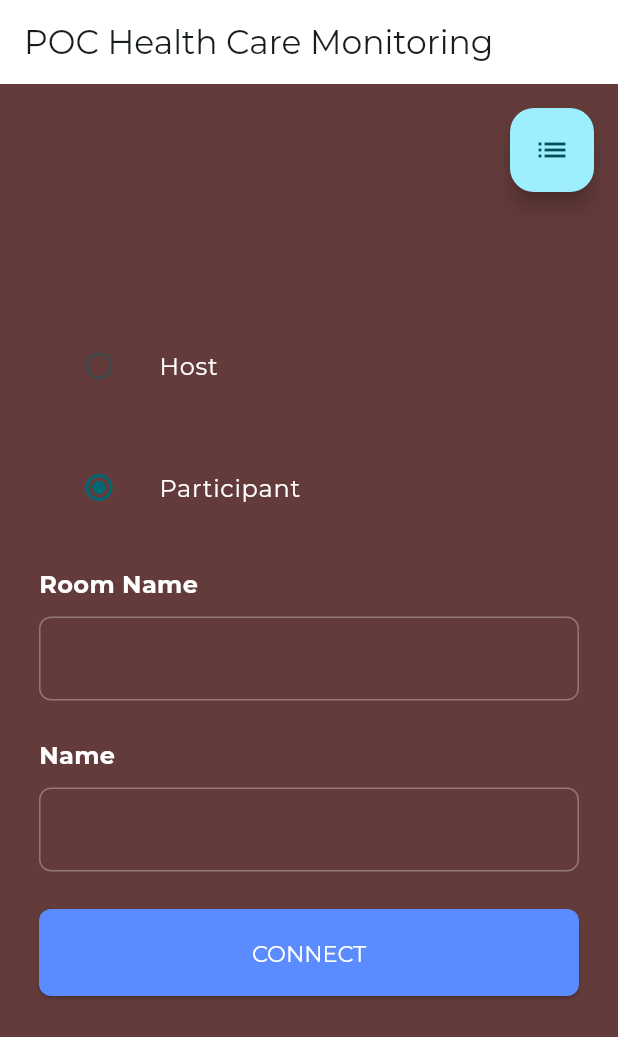
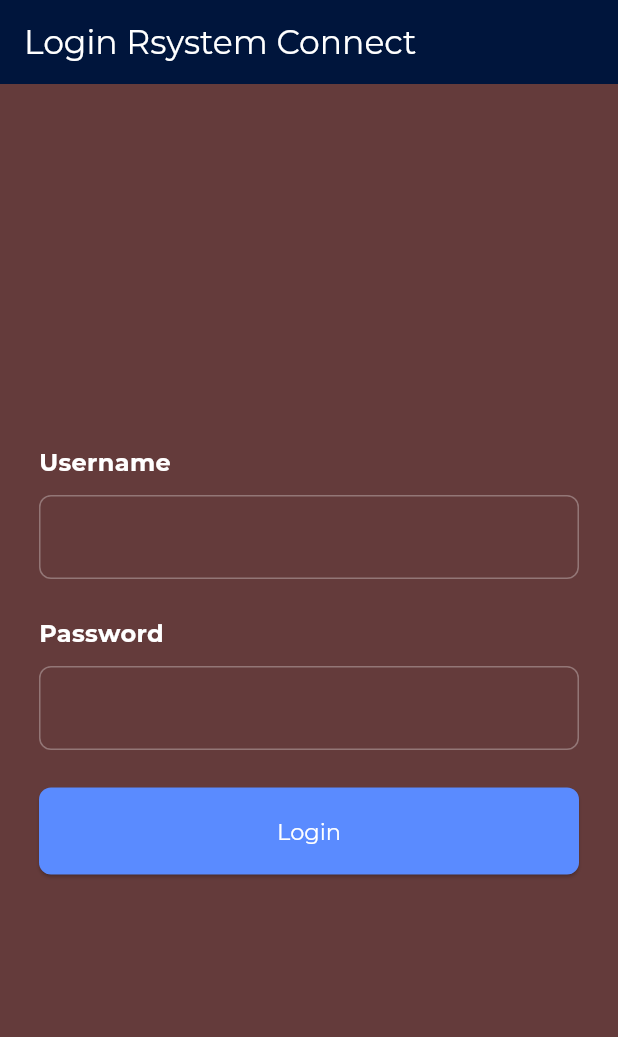
Before and after one commit to rsysganeshpatwa/Client_Flutter_web_livekit, a Flutter app: the screen it shows after launch, on a phone screen of 412 x 824 dp. Shown: the top 1037 px of the screen. Run offline on Flutter 3.47's test engine with Material 3 defaults, Android fonts, the phone set to English and light mode, and no system bars; our stand-ins replace dropdown_button2, flutter_dotenv, get_it, google_fonts, permission_handler, shared_preferences; missing offline and left inert: dart:js_interop, flutter_background, flutter_webrtc, flutter_window_close, livekit_client.

Commit message:
login page added

```diff
--- a/lib/main.dart
+++ b/lib/main.dart
@@ -4,9 +4,9 @@ import 'package:flutter_window_close/flutter_window_close.dart';
 import 'package:livekit_client/livekit_client.dart';
 import 'package:logging/logging.dart';
 import 'package:intl/intl.dart';
+import 'package:video_meeting_room/pages/login.dart';
 import 'package:video_meeting_room/service_locator.dart';
 import 'package:video_meeting_room/theme.dart';
-import 'pages/connect.dart';
 import 'utils.dart';
 
 
@@ -55,8 +55,8 @@ class LiveKitExampleApp extends StatelessWidget {
 
   @override
   Widget build(BuildContext context) => MaterialApp(
-        title: 'POC Live kit',
+        title: 'R Systems Connect',
         theme: LiveKitTheme().buildThemeData(context),
-        home: const ConnectPage(),
+        home:  LoginPage(),
       );
 }
--- /dev/null
+++ b/lib/pages/login.dart
@@ -0,0 +1,135 @@
+import 'package:flutter/material.dart';
+import 'package:shared_preferences/shared_preferences.dart';
+import 'package:video_meeting_room/pages/connect.dart';
+import 'package:video_meeting_room/widgets/text_field.dart';
+
+class LoginPage extends StatefulWidget {
+  @override
+  _LoginPageState createState() => _LoginPageState();
+}
+
+class _LoginPageState extends State<LoginPage> {
+  final TextEditingController _usernameController = TextEditingController();
+  final TextEditingController _passwordController = TextEditingController();
+
+  // Local variables for username and password validation
+  final String _validUsername = 'admin';
+  final String _validPassword = 'admin';
+  late SharedPreferences prefs;
+
+  @override
+  void initState() {
+    super.initState();
+    _initializePreferences();
+  }
+
+  Future<void> _initializePreferences() async {
+    prefs = await SharedPreferences.getInstance();
+    _checkLoginStatus();
+  }
+
+  Future<void> _checkLoginStatus() async {
+    bool? isLoggedIn = prefs.getBool('isLoggedIn');
+    int? loginTimestamp = prefs.getInt('loginTimestamp');
+
+    if (isLoggedIn != null && isLoggedIn && loginTimestamp != null) {
+      final int currentTime = DateTime.now().millisecondsSinceEpoch;
+      if (currentTime - loginTimestamp < 86400000) {
+        // 24 hours in milliseconds
+        _navigateToConnect();
+      } else {
+        // Expire the login after 24 hours
+        await prefs.remove('isLoggedIn');
+        await prefs.remove('loginTimestamp');
+      }
+    }
+  }
+
+  Future<void> _login(BuildContext context) async {
+    final String enteredUsername = _usernameController.text;
+    final String enteredPassword = _passwordController.text;
+
+    if (enteredUsername == _validUsername &&
+        enteredPassword == _validPassword) {
+      // Save login status
+      await prefs.setBool('isLoggedIn', true);
+      await prefs.setInt(
+          'loginTimestamp', DateTime.now().millisecondsSinceEpoch);
+      _usernameController.clear();
+      _passwordController.clear();
+
+      _navigateToConnect();
+    } else {
+      ScaffoldMessenger.of(context).showSnackBar(
+        SnackBar(
+          content: Text('Invalid username or password'),
+        ),
+      );
+    }
+  }
+
+  _navigateToConnect() async {
+    await Navigator.push<void>(
+      context,
+      MaterialPageRoute(
+        builder: (_) => const ConnectPage(),
+      ),
+    );
+  }
+
+  @override
+  Widget build(BuildContext context) {
+    return Scaffold(
+      appBar: AppBar(
+        title: Text('Login Rsystem Connect',
+            style: TextStyle(color: Colors.white)),
+      ),
+      body: Container(
+        alignment: Alignment.center,
+        child: SingleChildScrollView(
+          child: Container(
+            padding: const EdgeInsets.symmetric(horizontal: 20, vertical: 20),
+            constraints: const BoxConstraints(maxWidth: 400),
+            child: Column(
+              mainAxisSize: MainAxisSize.min,
+              crossAxisAlignment: CrossAxisAlignment.stretch,
+              children: [
+                Padding(
+                  padding: const EdgeInsets.only(bottom: 25),
+                  child: LKTextField(
+                    ctrl: _usernameController,
+                    label: 'Username',
+                  ),
+                ),
+                Padding(
+                  padding: const EdgeInsets.only(bottom: 25),
+                  child: LKTextField(
+                    ctrl: _passwordController,
+                    label: 'Password',
+                  ),
+                ),
+                ElevatedButton(
+                  onPressed: () {
+                    // Check if username and password fields are filled
+                    if (_usernameController.text.isEmpty ||
+                        _passwordController.text.isEmpty) {
+                      ScaffoldMessenger.of(context).showSnackBar(
+                        SnackBar(
+                          content:
+                              Text('Please enter both username and password'),
+                        ),
+                      );
+                    } else {
+                      _login(context);
+                    }
+                  },
+                  child: Text('Login'),
+                ),
+              ],
+            ),
+          ),
+        ),
+      ),
+    );
+  }
+}
```
